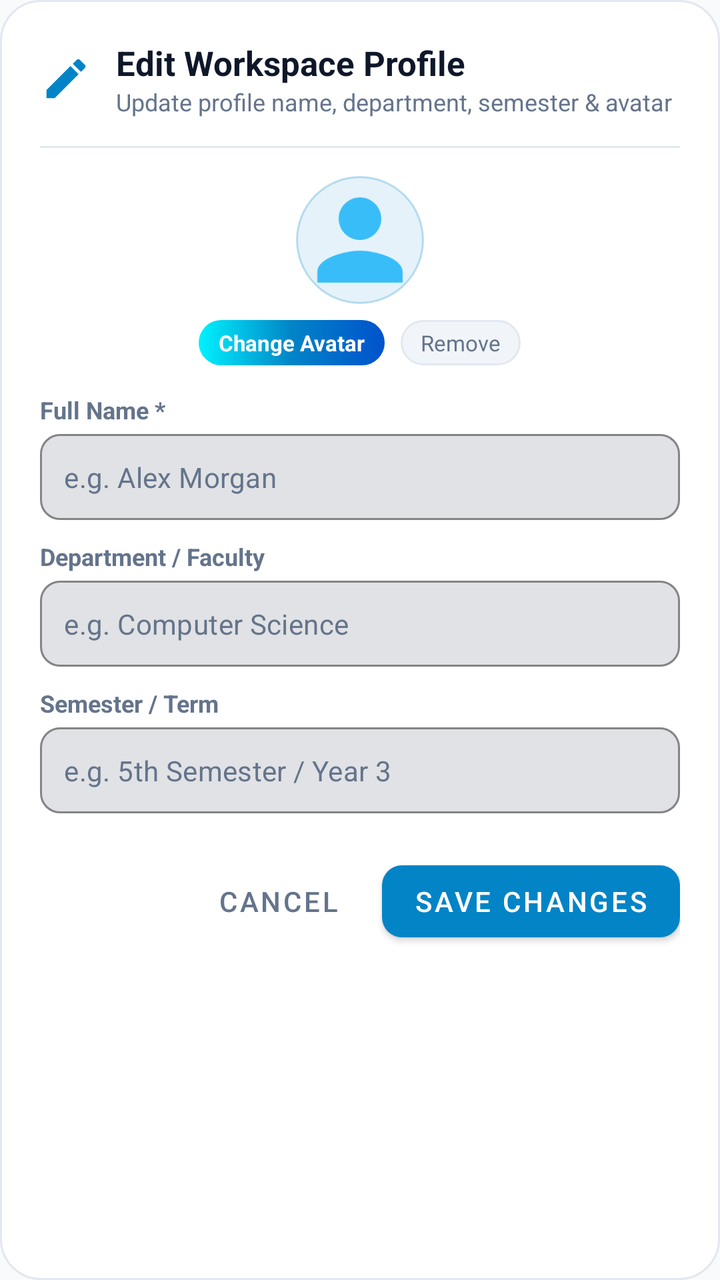
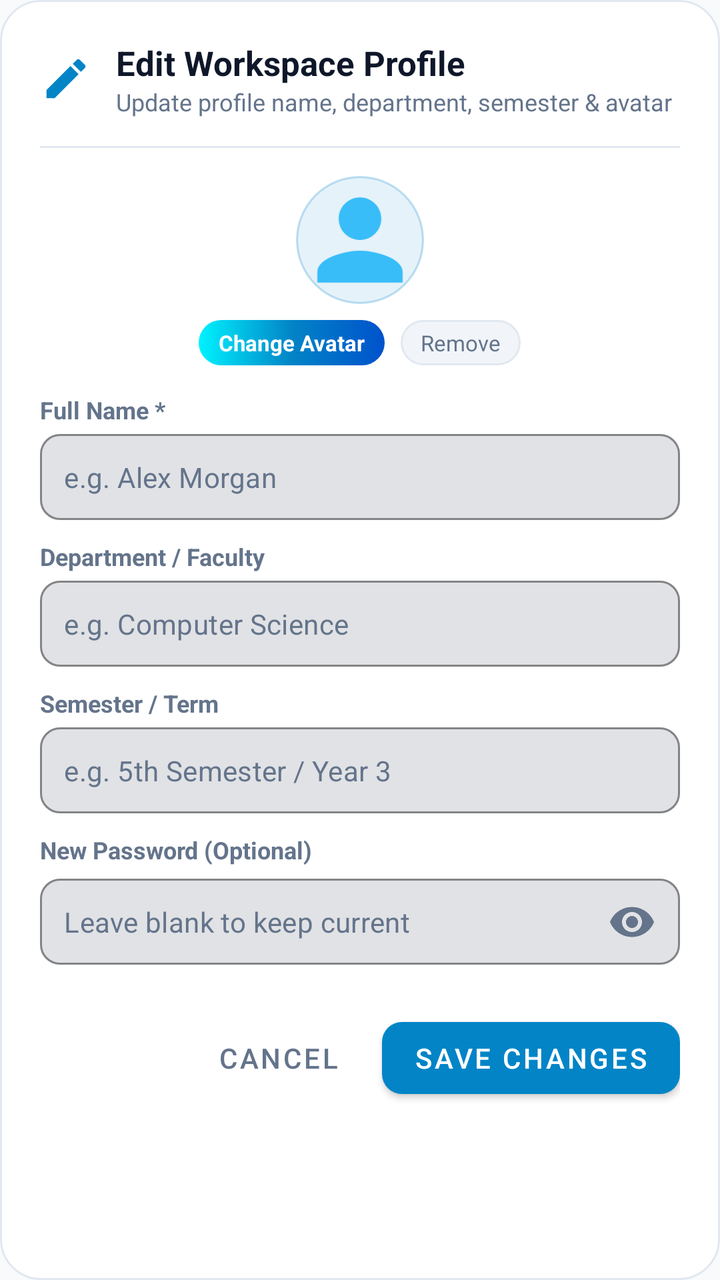

Before-and-after screenshots of an Android layout around one commit, followed by the original layout XML and the change that was made.
<!-- AndroidManifest.xml: application theme Theme.LifeSync -->
<!-- res/layout/dialog_profile_edit.xml -->
<?xml version="1.0" encoding="utf-8"?>
<ScrollView xmlns:android="http://schemas.android.com/apk/res/android"
    xmlns:app="http://schemas.android.com/apk/res-auto"
    android:layout_width="match_parent"
    android:layout_height="wrap_content"
    android:background="@drawable/bg_dialog_glass">

    <LinearLayout
        android:layout_width="match_parent"
        android:layout_height="wrap_content"
        android:orientation="vertical"
        android:padding="20dp">

        
        <LinearLayout
            android:layout_width="match_parent"
            android:layout_height="wrap_content"
            android:gravity="center_vertical"
            android:orientation="horizontal">

            <ImageView
                android:layout_width="26dp"
                android:layout_height="26dp"
                android:src="@drawable/ic_edit"
                app:tint="@color/primary" />

            <LinearLayout
                android:layout_width="0dp"
                android:layout_height="wrap_content"
                android:layout_marginStart="12dp"
                android:layout_weight="1"
                android:orientation="vertical">

                <TextView
                    android:id="@+id/tvEditTitle"
                    android:layout_width="wrap_content"
                    android:layout_height="wrap_content"
                    android:text="Edit Workspace Profile"
                    android:textColor="@color/text_primary"
                    android:textSize="17sp"
                    android:textStyle="bold" />

                <TextView
                    android:id="@+id/tvEditSubtitle"
                    android:layout_width="wrap_content"
                    android:layout_height="wrap_content"
                    android:text="Update profile name, department, semester &amp; avatar"
                    android:textColor="@color/text_secondary"
                    android:textSize="12sp" />
            </LinearLayout>
        </LinearLayout>

        <View
            android:layout_width="match_parent"
            android:layout_height="1dp"
            android:layout_marginVertical="14dp"
            android:background="@color/card_stroke" />

        
        <LinearLayout
            android:layout_width="match_parent"
            android:layout_height="wrap_content"
            android:gravity="center"
            android:orientation="vertical">

            <FrameLayout
                android:id="@+id/containerEditAvatar"
                android:layout_width="64dp"
                android:layout_height="64dp"
                android:background="@drawable/bg_avatar_circle"
                android:clickable="true"
                android:focusable="true"
                android:foreground="?attr/selectableItemBackground">

                <ImageView
                    android:id="@+id/ivEditAvatar"
                    android:layout_width="match_parent"
                    android:layout_height="match_parent"
                    android:contentDescription="Avatar"
                    android:scaleType="centerCrop"
                    android:src="@drawable/ic_default_profile"
                    app:tint="#38BDF8" />
            </FrameLayout>

            <LinearLayout
                android:layout_width="wrap_content"
                android:layout_height="wrap_content"
                android:layout_marginTop="8dp"
                android:gravity="center"
                android:orientation="horizontal">

                <TextView
                    android:id="@+id/btnChangeAvatar"
                    android:layout_width="wrap_content"
                    android:layout_height="wrap_content"
                    android:background="@drawable/bg_ocean_pill_btn"
                    android:paddingHorizontal="10dp"
                    android:paddingVertical="4dp"
                    android:text="Change Avatar"
                    android:textColor="@color/white"
                    android:textSize="11sp"
                    android:textStyle="bold" />

                <TextView
                    android:id="@+id/btnRemoveAvatar"
                    android:layout_width="wrap_content"
                    android:layout_height="wrap_content"
                    android:layout_marginStart="8dp"
                    android:background="@drawable/bg_chip_unselected"
                    android:paddingHorizontal="10dp"
                    android:paddingVertical="4dp"
                    android:text="Remove"
                    android:textColor="@color/text_secondary"
                    android:textSize="11sp" />
            </LinearLayout>
        </LinearLayout>

        
        <TextView
            android:layout_width="wrap_content"
            android:layout_height="wrap_content"
            android:layout_marginTop="14dp"
            android:text="Full Name *"
            android:textColor="@color/text_secondary"
            android:textSize="12sp"
            android:textStyle="bold" />

        <com.google.android.material.textfield.TextInputLayout
            android:layout_width="match_parent"
            android:layout_height="wrap_content"
            android:layout_marginTop="4dp"
            app:boxBackgroundMode="outline"
            app:boxCornerRadiusBottomEnd="10dp"
            app:boxCornerRadiusBottomStart="10dp"
            app:boxCornerRadiusTopEnd="10dp"
            app:boxCornerRadiusTopStart="10dp"
            app:boxStrokeColor="@color/primary"
            app:hintEnabled="false">

            <com.google.android.material.textfield.TextInputEditText
                android:id="@+id/etEditName"
                android:layout_width="match_parent"
                android:layout_height="wrap_content"
                android:hint="e.g. Alex Morgan"
                android:imeOptions="actionNext"
                android:inputType="textPersonName"
                android:padding="12dp"
                android:textColor="@color/text_primary"
                android:textColorHint="@color/text_secondary"
                android:textSize="14sp" />
        </com.google.android.material.textfield.TextInputLayout>

        
        <TextView
            android:layout_width="wrap_content"
            android:layout_height="wrap_content"
            android:layout_marginTop="10dp"
            android:text="Department / Faculty"
            android:textColor="@color/text_secondary"
            android:textSize="12sp"
            android:textStyle="bold" />

        <com.google.android.material.textfield.TextInputLayout
            android:layout_width="match_parent"
            android:layout_height="wrap_content"
            android:layout_marginTop="4dp"
            app:boxBackgroundMode="outline"
            app:boxCornerRadiusBottomEnd="10dp"
            app:boxCornerRadiusBottomStart="10dp"
            app:boxCornerRadiusTopEnd="10dp"
            app:boxCornerRadiusTopStart="10dp"
            app:boxStrokeColor="@color/primary"
            app:hintEnabled="false">

            <com.google.android.material.textfield.TextInputEditText
                android:id="@+id/etEditDepartment"
                android:layout_width="match_parent"
                android:layout_height="wrap_content"
                android:hint="e.g. Computer Science"
                android:imeOptions="actionNext"
                android:inputType="text"
                android:padding="12dp"
                android:textColor="@color/text_primary"
                android:textColorHint="@color/text_secondary"
                android:textSize="14sp" />
        </com.google.android.material.textfield.TextInputLayout>

        
        <TextView
            android:layout_width="wrap_content"
            android:layout_height="wrap_content"
            android:layout_marginTop="10dp"
            android:text="Semester / Term"
            android:textColor="@color/text_secondary"
            android:textSize="12sp"
            android:textStyle="bold" />

        <com.google.android.material.textfield.TextInputLayout
            android:layout_width="match_parent"
            android:layout_height="wrap_content"
            android:layout_marginTop="4dp"
            app:boxBackgroundMode="outline"
            app:boxCornerRadiusBottomEnd="10dp"
            app:boxCornerRadiusBottomStart="10dp"
            app:boxCornerRadiusTopEnd="10dp"
            app:boxCornerRadiusTopStart="10dp"
            app:boxStrokeColor="@color/primary"
            app:hintEnabled="false">

            <com.google.android.material.textfield.TextInputEditText
                android:id="@+id/etEditSemester"
                android:layout_width="match_parent"
                android:layout_height="wrap_content"
                android:hint="e.g. 5th Semester / Year 3"
                android:imeOptions="actionDone"
                android:inputType="text"
                android:padding="12dp"
                android:textColor="@color/text_primary"
                android:textColorHint="@color/text_secondary"
                android:textSize="14sp" />
        </com.google.android.material.textfield.TextInputLayout>

        
        <LinearLayout
            android:layout_width="match_parent"
            android:layout_height="wrap_content"
            android:layout_marginTop="20dp"
            android:gravity="end"
            android:orientation="horizontal">

            <com.google.android.material.button.MaterialButton
                android:id="@+id/btnEditCancel"
                style="@style/Widget.MaterialComponents.Button.TextButton"
                android:layout_width="wrap_content"
                android:layout_height="wrap_content"
                android:text="Cancel"
                android:textColor="@color/text_secondary" />

            <com.google.android.material.button.MaterialButton
                android:id="@+id/btnEditSubmit"
                android:layout_width="wrap_content"
                android:layout_height="wrap_content"
                android:layout_marginStart="8dp"
                android:text="Save Changes"
                android:textColor="@color/white"
                app:backgroundTint="@color/primary"
                app:cornerRadius="10dp" />
        </LinearLayout>

    </LinearLayout>
</ScrollView>
<!-- resources referenced by this layout -->
<resources>
  <color name="card_stroke">#E2E8F0</color>
  <color name="primary">#0284C7</color>
  <color name="text_primary">#0F172A</color>
  <color name="text_secondary">#64748B</color>
  <color name="white">#FFFFFF</color>
  <!-- drawable bg_avatar_circle (drawable) -->
  <?xml version="1.0" encoding="utf-8"?>
  <shape xmlns:android="http://schemas.android.com/apk/res/android"
      android:shape="oval">
      <solid android:color="#1A0284C7" />
      <stroke
          android:width="1dp"
          android:color="#400284C7" />
  </shape>
  <!-- drawable bg_chip_unselected (drawable) -->
  <?xml version="1.0" encoding="utf-8"?>
  <shape xmlns:android="http://schemas.android.com/apk/res/android"
      android:shape="rectangle">
      <solid android:color="@color/surface_variant" />
      <corners android:radius="14dp" />
      <stroke
          android:width="1dp"
          android:color="@color/card_stroke" />
  </shape>
  <!-- drawable bg_dialog_glass (drawable) -->
  <?xml version="1.0" encoding="utf-8"?>
  <shape xmlns:android="http://schemas.android.com/apk/res/android"
      android:shape="rectangle">
      <corners android:radius="20dp" />
      <solid android:color="@color/surface" />
      <stroke
          android:width="1dp"
          android:color="@color/card_stroke" />
  </shape>
  <!-- drawable ic_default_profile (drawable) -->
  <vector xmlns:android="http://schemas.android.com/apk/res/android"
      android:width="24dp"
      android:height="24dp"
      android:viewportWidth="24"
      android:viewportHeight="24">
      <path
          android:fillColor="#38BDF8"
          android:pathData="M12,12c2.21,0 4,-1.79 4,-4s-1.79,-4 -4,-4 -4,1.79 -4,4 1.79,4 4,4zm0,2c-2.67,0 -8,1.34 -8,4v2h16v-2c0,-2.66 -5.33,-4 -8,-4z"/>
  </vector>
  <!-- drawable ic_edit (drawable) -->
  <vector xmlns:android="http://schemas.android.com/apk/res/android"
      android:width="24dp"
      android:height="24dp"
      android:viewportWidth="24"
      android:viewportHeight="24">
      <path
          android:fillColor="@android:color/white"
          android:pathData="M3,17.25V21h3.75L17.81,9.94l-3.75,-3.75L3,17.25zM20.71,7.04c0.39,-0.39 0.39,-1.02 0,-1.41l-2.34,-2.34c-0.39,-0.39 -1.02,-0.39 -1.41,0l-1.83,1.83 3.75,3.75 1.83,-1.83z" />
  </vector>
  <color name="surface_variant">#F1F5F9</color>
  <color name="surface">#FFFFFF</color>
  <color name="primary_variant">#0369A1</color>
  <color name="on_primary">#FFFFFF</color>
  <color name="secondary">#7C3AED</color>
  <color name="secondary_variant">#6D28D9</color>
  <color name="on_secondary">#FFFFFF</color>
  <color name="background">#F8FAFC</color>
  <style name="CardElevationRounded" parent="Widget.MaterialComponents.CardView">
          <item name="cardCornerRadius">22dp</item>
          <item name="cardElevation">2dp</item>
          <item name="strokeWidth">1dp</item>
          <item name="strokeColor">@color/card_stroke</item>
          <item name="cardBackgroundColor">@color/surface_card</item>
      </style>
  <style name="DuoRhythmTextView" parent="android:Widget.TextView">
          <item name="android:lineSpacingExtra">2dp</item>
          <item name="android:fontFamily">sans-serif</item>
          <item name="android:includeFontPadding">true</item>
      </style>
  <style name="DuoRhythmEditText" parent="android:Widget.EditText">
          <item name="android:lineSpacingExtra">2dp</item>
          <item name="android:fontFamily">sans-serif</item>
          <item name="android:includeFontPadding">true</item>
          <item name="android:textColor">@color/text_primary</item>
          <item name="android:textColorHint">@color/text_secondary</item>
      </style>
  <color name="surface_card">#FFFFFF</color>
  <!-- unchanged entries left out for length: 2 -->
</resources>

<!-- the commit's change to res/layout/dialog_profile_edit.xml (unified diff, before → after) -->
@@ -212,8 +212,45 @@
                 android:layout_width="match_parent"
                 android:layout_height="wrap_content"
                 android:hint="e.g. 5th Semester / Year 3"
+                android:imeOptions="actionNext"
+                android:inputType="text"
+                android:padding="12dp"
+                android:textColor="@color/text_primary"
+                android:textColorHint="@color/text_secondary"
+                android:textSize="14sp" />
+        </com.google.android.material.textfield.TextInputLayout>
+
+        
+        <TextView
+            android:layout_width="wrap_content"
+            android:layout_height="wrap_content"
+            android:layout_marginTop="10dp"
+            android:text="New Password (Optional)"
+            android:textColor="@color/text_secondary"
+            android:textSize="12sp"
+            android:textStyle="bold" />
+
+        <com.google.android.material.textfield.TextInputLayout
+            android:layout_width="match_parent"
+            android:layout_height="wrap_content"
+            android:layout_marginTop="4dp"
+            app:boxBackgroundMode="outline"
+            app:boxCornerRadiusBottomEnd="10dp"
+            app:boxCornerRadiusBottomStart="10dp"
+            app:boxCornerRadiusTopEnd="10dp"
+            app:boxCornerRadiusTopStart="10dp"
+            app:boxStrokeColor="@color/primary"
+            app:hintEnabled="false"
+            app:passwordToggleEnabled="true"
+            app:passwordToggleTint="@color/text_secondary">
+
+            <com.google.android.material.textfield.TextInputEditText
+                android:id="@+id/etEditPassword"
+                android:layout_width="match_parent"
+                android:layout_height="wrap_content"
+                android:hint="Leave blank to keep current"
                 android:imeOptions="actionDone"
-                android:inputType="text"
+                android:inputType="textPassword"
                 android:padding="12dp"
                 android:textColor="@color/text_primary"
                 android:textColorHint="@color/text_secondary"
